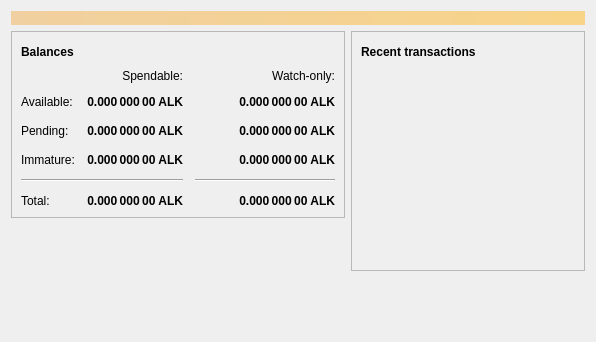
Above: src/qt/forms/overviewpage.ui from magnumopusnetwork/Alchimia before the change. Below: the same form after it.
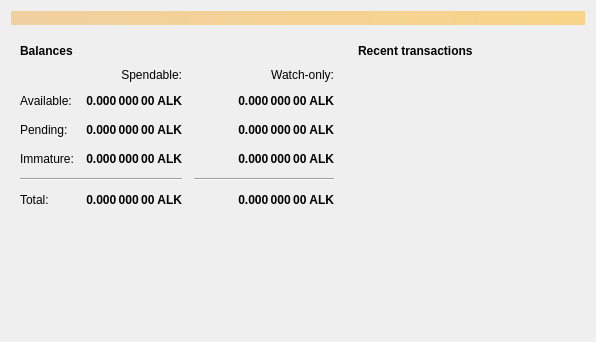
That is the form after the change. Icons and pictures are not drawn.

Commit message: Updated border & coin unit txt color

The edit to the form file:
```diff
--- a/src/qt/forms/overviewpage.ui
+++ b/src/qt/forms/overviewpage.ui
@@ -40,7 +40,7 @@
        <item>
         <widget class="QFrame" name="frame">
          <property name="frameShape">
-          <enum>QFrame::StyledPanel</enum>
+          <enum>QFrame::NoFrame</enum>
          </property>
          <property name="frameShadow">
           <enum>QFrame::Raised</enum>
@@ -426,7 +426,7 @@
        <item>
         <widget class="QFrame" name="frame_2">
          <property name="frameShape">
-          <enum>QFrame::StyledPanel</enum>
+          <enum>QFrame::NoFrame</enum>
          </property>
          <property name="frameShadow">
           <enum>QFrame::Raised</enum>
```
Left out of the diff: 4 changed lines with no effect on the pictures. The commit also changes 1 other file.
